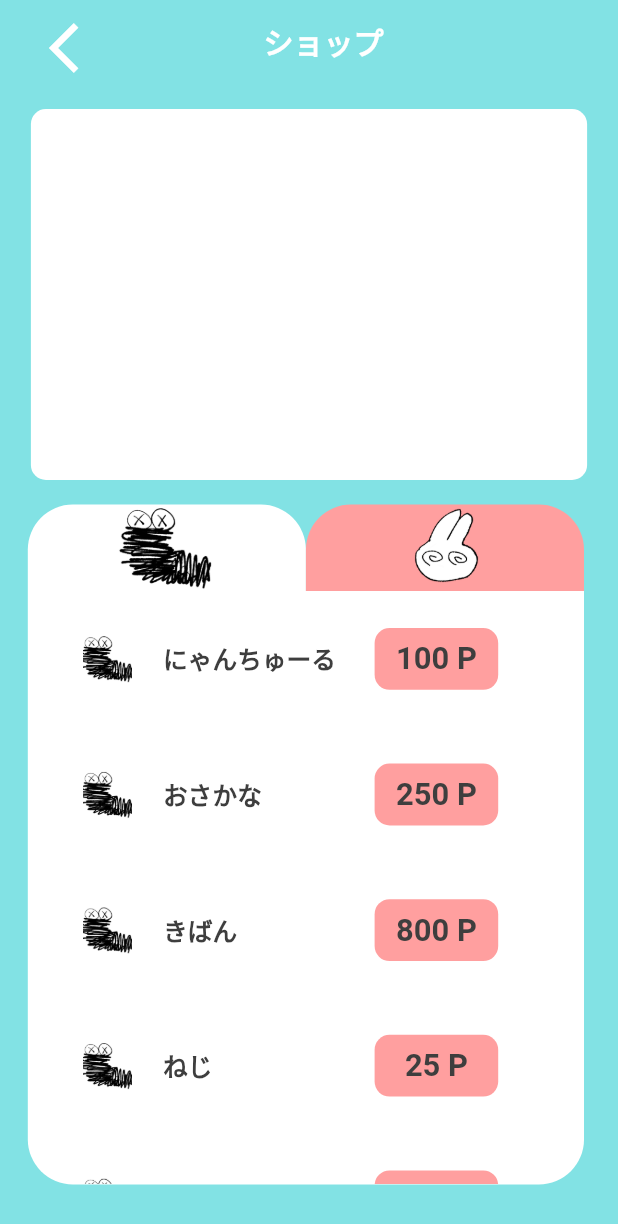
After one commit to unSerori/admirable_to_be_alive, a Flutter app: the PageShop screen opened directly, on a phone screen of 412 x 824 dp. The commit adds this screen. Shown: the top 1224 px of the screen. Run offline on Flutter 3.47's test engine with Material 2 defaults, Android fonts, the phone set to English and light mode, and no system bars; our stand-ins replace google_fonts.

Commit message:
[add]もしかして:flutterくんと和解した

```diff
--- a/lib/view/components/app.dart
+++ b/lib/view/components/app.dart
@@ -1,6 +1,7 @@
 import 'package:admirable_to_be_alive_/view/components/pages/page_home.dart';
 import 'package:flutter/material.dart';
 import 'constant.dart';
+import 'package:admirable_to_be_alive_/view/components/pages/page_shop.dart';
 
 class MyApp extends StatelessWidget {
   const MyApp({Key? key}) : super(key: key);
--- a/lib/view/components/pages/page_home.dart
+++ b/lib/view/components/pages/page_home.dart
@@ -1,5 +1,6 @@
 import 'package:flutter/material.dart';
 import '../constant.dart';
+import 'page_shop.dart';
 // import '../app.dart';
 
 class PageHome extends StatefulWidget {
@@ -36,7 +37,7 @@ class _PageHomeState extends State<PageHome> {
     return Scaffold(
       body: Center(
           //ページの中身
-        child: Container(
+          child: Container(
         width: double.infinity,
         padding: EdgeInsets.only(top: 10, right: 10, bottom: 10, left: 10),
         decoration: const BoxDecoration(color: Constant.white),
@@ -221,7 +222,17 @@ class _PageHomeState extends State<PageHome> {
                             color: Constant.sub1,
                             size: 55,
                           ),
-                          onPressed: () {},
+                          onPressed: () {
+                            //ページ遷移のかきかた
+                            Navigator.push(
+                              context,
+                              MaterialPageRoute(
+                                  builder: (context) => PageShop()),
+                            ).then((value) {
+                              //戻ってきたら再描画
+                              setState(() {});
+                            });
+                          },
                         ),
                       ),
                     ],
--- /dev/null
+++ b/lib/view/components/pages/page_shop.dart
@@ -0,0 +1,261 @@
+import 'package:flutter/material.dart';
+import '../constant.dart';
+
+class PageShop extends StatefulWidget {
+  const PageShop({Key? key}) : super(key: key);
+
+  @override
+  _PageShopState createState() => _PageShopState();
+}
+
+class _PageShopState extends State<PageShop> {
+  //交換所の色
+  static List<Color> shopColor = [Constant.white, Constant.sub1];
+  static List<Color> reverseShopColor = [Constant.sub1, Constant.white];
+
+  //交換所の中身
+  List itemList = [
+    //えらいいね
+    [
+      //商品名
+      ['にゃんちゅーる', 'おさかな', 'きばん', 'ねじ', 'ワイヤー', 'おみず'],
+      //画像のパス
+      //むいむい仮置中
+      [
+        'images/gezi.png',
+        'images/gezi.png',
+        'images/gezi.png',
+        'images/gezi.png',
+        'images/gezi.png',
+        'images/gezi.png',
+      ],
+      //必要交換P
+      [100, 250, 800, 25, 300, 10],
+    ],
+
+    //すごいいね
+    [
+      //商品名
+      ['うさぎ', 'うさぎ', 'うさぎ', 'うさぎ', 'うさぎ', 'うさぎ'],
+
+      //画像のパス
+      //うさぎ仮置中
+      [
+        'images/usagi.png',
+        'images/usagi.png',
+        'images/usagi.png',
+        'images/usagi.png',
+        'images/usagi.png',
+        'images/usagi.png',
+      ],
+
+      //必要交換P
+      [100, 250, 800, 25, 300, 10],
+    ],
+  ];
+
+  //交換所選択用変数
+  int shopIndex = 0;
+
+  @override
+  Widget build(BuildContext context) {
+    //画面サイズ
+    var _screenSizeWidth = MediaQuery.of(context).size.width;
+    var _screenSizeHeight = MediaQuery.of(context).size.height;
+
+    return Scaffold(
+        body: Center(
+      child: Container(
+        width: _screenSizeWidth,
+        height: _screenSizeHeight,
+        padding: EdgeInsets.all(_screenSizeWidth * 0.01),
+        decoration: const BoxDecoration(color: Constant.main),
+        child: Column(
+          children: [
+
+            //戻るボタン
+            Align(
+              alignment: Alignment.centerLeft,  //左寄せ
+              child: Row(children: [
+                SizedBox(width: _screenSizeWidth*0.05),
+                IconButton(
+                  icon: const Icon(
+                    Icons.arrow_back_ios,
+                    color: Constant.white,
+                    size: 40,
+                  ),
+                  onPressed: () {
+                    Navigator.pop(context); // 前のページに戻る
+                  },
+                ),
+                SizedBox(width: _screenSizeWidth*0.25),
+                CustomText(text: 'ショップ', fontSize: 20, color: Constant.white)
+              ]),
+            ),
+
+            SizedBox(height: _screenSizeHeight*0.025),
+            //スタンプカード えっ処理どうしよ、、、
+            Container(
+              //margin: EdgeInsets.all(_screenSizeHeight * 0.05),
+              width: _screenSizeWidth * 0.9,
+              height: _screenSizeHeight * 0.3,
+              decoration: BoxDecoration(
+                color: Constant.white,
+                borderRadius: BorderRadius.circular(10),
+              ),
+            ),
+
+            SizedBox(
+              height: _screenSizeHeight * 0.02,
+            ),
+
+            Container(
+                child: Row(children: [
+              SizedBox(
+                width: _screenSizeWidth * 0.035,
+              ),
+              Column(children: [
+                Row(children: [
+                  //交換所タブ
+                  //えらいいね
+                  InkWell(
+                    onTap: () {
+                      shopIndex = 0;
+                      setState(() {});
+                    },
+                    child: Container(
+                      width: _screenSizeWidth * 0.45,
+                      height: _screenSizeHeight * 0.07,
+                      decoration: BoxDecoration(
+                        color: shopColor[0],
+                        //上部分角丸
+                        borderRadius: const BorderRadius.only(
+                          topLeft: Radius.circular(30),
+                          topRight: Radius.circular(30),
+                        ),
+                      ),
+                      child: Image.asset('images/gezi.png'),
+                    ),
+                  ),
+                  //すごいいね
+                  InkWell(
+                    onTap: () {
+                      shopIndex = 1;
+                      setState(() {});
+                    },
+                    child: Container(
+                      width: _screenSizeWidth * 0.45,
+                      height: _screenSizeHeight * 0.07,
+                      decoration: BoxDecoration(
+                        color: shopColor[1],
+                        //上部分角丸
+                        borderRadius: const BorderRadius.only(
+                          topLeft: Radius.circular(30),
+                          topRight: Radius.circular(30),
+                        ),
+                      ),
+                      child: Image.asset('images/usagi.png'),
+                    ),
+                  ),
+                ]),
+
+                //交換所
+                Container(
+                  width: _screenSizeWidth * 0.9,
+                  height: _screenSizeHeight * 0.48,
+                  decoration: BoxDecoration(
+                    color: shopColor[shopIndex],
+                    //上部分角丸
+                    borderRadius: const BorderRadius.only(
+                      bottomLeft: Radius.circular(30),
+                      bottomRight: Radius.circular(30),
+                    ),
+                  ),
+
+                  //リスト部分
+                  child: ListView(
+                    children: itemList[shopIndex][0]
+                        .asMap() //リスト内の要素とインデックスをペアにしてとってきてくれる素敵なメソッド
+                        .entries //マップ内の、、でasMapと同じようなことしてくれる素敵なメソッド
+                        .map<Widget>((entry) {
+                      //リストとかを新しく生成しなおしてくれる素敵なメソッド
+                      int index = entry.key;
+                      List<String> itemNames =
+                          itemList[shopIndex][0]; // 商品名のリスト
+
+                      String itemName = itemNames[index];
+
+                      List<String> itemImages =
+                          itemList[shopIndex][1]; // 画像パスのリスト
+                      String itemImage = itemImages[index];
+
+                      List<int> itemPoints = itemList[shopIndex][2];
+                      int itemPoint = itemPoints[index]; //必要ポイントのリスト
+
+                      //ここから交換品リスト
+                      return ListTile(
+                        title: Container(
+                          margin: EdgeInsets.all(_screenSizeWidth * 0.025),
+                          padding: EdgeInsets.all(_screenSizeWidth * 0.025),
+                          child: Row(
+                            children: [
+                              Expanded(
+                                  child: Row(children: [
+                                // 商品イメージ画像
+                                Container(
+                                  width: _screenSizeWidth * 0.08,
+                                  height: _screenSizeWidth * 0.08,
+                                  child: Image.asset(
+                                    itemImage,
+                                    fit: BoxFit.cover,
+                                  ),
+                                ),
+                                SizedBox(
+                                  width: _screenSizeWidth * 0.05,
+                                ),
+                                // 商品名
+                                CustomText(
+                                  color: Constant.black,
+                                  text: itemName,
+                                  fontSize: _screenSizeHeight * 0.02,
+                                ),
+                              ])),
+                              Align(
+                                alignment: Alignment.centerRight, // 右寄せに配置
+                                // 必要ポイント
+                                child: Row(children: [
+                                  Container(
+                                    width: _screenSizeWidth * 0.2,
+                                    height: _screenSizeHeight * 0.05,
+                                    alignment:
+                                        const Alignment(0.0, 0.0), //文字を真ん中にする
+                                    decoration: BoxDecoration(
+                                        color: reverseShopColor[shopIndex],
+                                        borderRadius:
+                                            BorderRadius.circular(10)), //角丸
+                                    child: CustomText(
+                                      color: Constant.black,
+                                      text: '$itemPoint P', // ポイントを文字列に変換
+                                      fontSize: _screenSizeHeight * 0.025,
+                                    ),
+                                  ),
+                                  SizedBox(
+                                    width: _screenSizeWidth * 0.05,
+                                  )
+                                ]),
+                              )
+                            ],
+                          ),
+                        ),
+                      );
+                    }).toList(),
+                  ),
+                )
+              ])
+            ])),
+          ],
+        ),
+      ),
+    ));
+  }
+}
```
